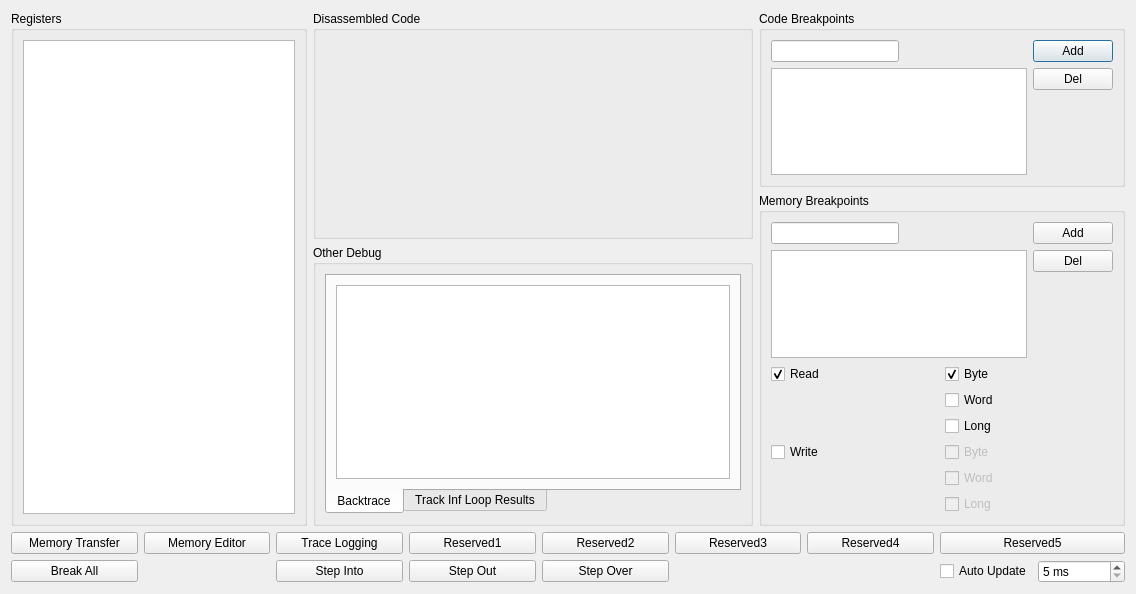
Before: the Qt Designer form yabause/src/port/qt/ui/UIDebugCPU.ui in rob-ack/yabause, drawn with Qt 5.
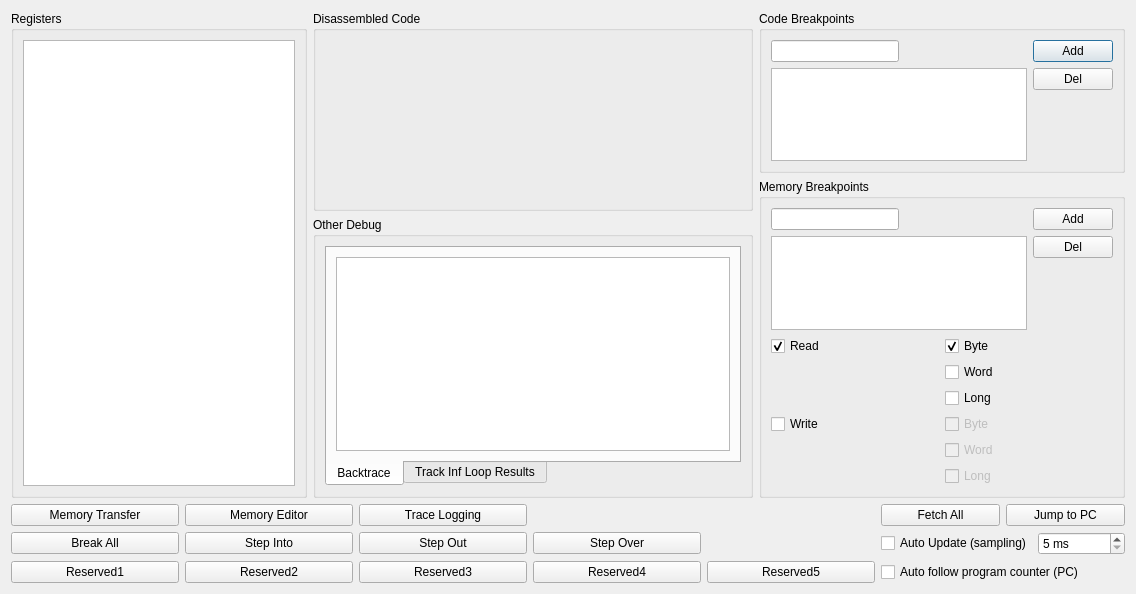
After: the same form once the commit is applied. Icons and pictures are not drawn. Custom widgets are drawn as their Qt base class.

Diff of the .ui file:
```diff
--- a/yabause/src/port/qt/ui/UIDebugCPU.ui
+++ b/yabause/src/port/qt/ui/UIDebugCPU.ui
@@ -498,31 +498,10 @@
     <layout class="QVBoxLayout" name="verticalLayout_18" stretch="0">
      <item>
       <layout class="QGridLayout" name="gridLayout">
-       <item row="0" column="9">
-        <widget class="QPushButton" name="pbReserved4">
+       <item row="0" column="5">
+        <widget class="QPushButton" name="pbTraceLogging">
          <property name="text">
-          <string>Reserved4</string>
-         </property>
-        </widget>
-       </item>
-       <item row="0" column="10">
-        <widget class="QPushButton" name="pbReserved5">
-         <property name="text">
-          <string>Reserved5</string>
-         </property>
-        </widget>
-       </item>
-       <item row="0" column="6">
-        <widget class="QPushButton" name="pbReserved1">
-         <property name="text">
-          <string>Reserved1</string>
-         </property>
-        </widget>
-       </item>
-       <item row="1" column="6">
-        <widget class="QPushButton" name="pbStepOut">
-         <property name="text">
-          <string>Step Out</string>
+          <string>Trace Logging</string>
          </property>
         </widget>
        </item>
@@ -531,6 +510,17 @@
          <property name="text">
           <string>Break All</string>
          </property>
+         <property name="icon">
+          <iconset resource="../resources/resources.qrc">
+           <normaloff>:/actions/icons/actions/play.png</normaloff>
+           <normalon>:/actions/icons/actions/pause.png</normalon>:/actions/icons/actions/play.png</iconset>
+         </property>
+         <property name="checkable">
+          <bool>true</bool>
+         </property>
+         <property name="checked">
+          <bool>false</bool>
+         </property>
         </widget>
        </item>
        <item row="0" column="4">
@@ -540,41 +530,6 @@
          </property>
         </widget>
        </item>
-       <item row="0" column="5">
-        <widget class="QPushButton" name="pbTraceLogging">
-         <property name="text">
-          <string>Trace Logging</string>
-         </property>
-        </widget>
-       </item>
-       <item row="0" column="7">
-        <widget class="QPushButton" name="pbReserved2">
-         <property name="text">
-          <string>Reserved2</string>
-         </property>
-        </widget>
-       </item>
-       <item row="1" column="5">
-        <widget class="QPushButton" name="pbStepInto">
-         <property name="text">
-          <string>Step Into</string>
-         </property>
-        </widget>
-       </item>
-       <item row="1" column="7">
-        <widget class="QPushButton" name="pbStepOver">
-         <property name="text">
-          <string>Step Over</string>
-         </property>
-        </widget>
-       </item>
-       <item row="0" column="8">
-        <widget class="QPushButton" name="pbReserved3">
-         <property name="text">
-          <string>Reserved3</string>
-         </property>
-        </widget>
-       </item>
        <item row="0" column="3">
         <widget class="QPushButton" name="pbMemoryTransfer">
          <property name="text">
@@ -587,7 +542,7 @@
          <item>
           <widget class="QCheckBox" name="cbAutoUpdate">
            <property name="text">
-            <string>Auto Update</string>
+            <string>Auto Update (sampling)</string>
            </property>
           </widget>
          </item>
@@ -612,6 +567,107 @@
          </item>
         </layout>
        </item>
+       <item row="2" column="10">
+        <widget class="QCheckBox" name="cbAutoUpdatePc">
+         <property name="text">
+          <string>Auto follow program counter (PC)</string>
+         </property>
+        </widget>
+       </item>
+       <item row="2" column="4">
+        <widget class="QPushButton" name="pbReserved2">
+         <property name="text">
+          <string>Reserved2</string>
+         </property>
+        </widget>
+       </item>
+       <item row="2" column="5">
+        <widget class="QPushButton" name="pbReserved3">
+         <property name="text">
+          <string>Reserved3</string>
+         </property>
+        </widget>
+       </item>
+       <item row="2" column="3">
+        <widget class="QPushButton" name="pbReserved1">
+         <property name="text">
+          <string>Reserved1</string>
+         </property>
+        </widget>
+       </item>
+       <item row="2" column="6">
+        <widget class="QPushButton" name="pbReserved4">
+         <property name="text">
+          <string>Reserved4</string>
+         </property>
+        </widget>
+       </item>
+       <item row="2" column="7">
+        <widget class="QPushButton" name="pbReserved5">
+         <property name="text">
+          <string>Reserved5</string>
+         </property>
+        </widget>
+       </item>
+       <item row="1" column="4">
+        <widget class="QPushButton" name="pbStepInto">
+         <property name="text">
+          <string>Step Into</string>
+         </property>
+        </widget>
+       </item>
+       <item row="1" column="5">
+        <widget class="QPushButton" name="pbStepOut">
+         <property name="text">
+          <string>Step Out</string>
+         </property>
+        </widget>
+       </item>
+       <item row="1" column="6">
+        <widget class="QPushButton" name="pbStepOver">
+         <property name="text">
+          <string>Step Over</string>
+         </property>
+        </widget>
+       </item>
+       <item row="0" column="10">
+        <layout class="QGridLayout" name="gridLayout_2">
+         <item row="0" column="0">
+          <widget class="QPushButton" name="pbFetch">
+           <property name="text">
+            <string>Fetch All</string>
+           </property>
+           <property name="icon">
+            <iconset resource="../resources/resources.qrc">
+             <normaloff>:/actions/icons/actions/debug_cpu.png</normaloff>:/actions/icons/actions/debug_cpu.png</iconset>
+           </property>
+           <property name="checkable">
+            <bool>false</bool>
+           </property>
+           <property name="checked">
+            <bool>false</bool>
+           </property>
+          </widget>
+         </item>
+         <item row="0" column="1">
+          <widget class="QPushButton" name="pbJumpToPC">
+           <property name="text">
+            <string>Jump to PC</string>
+           </property>
+           <property name="icon">
+            <iconset resource="../resources/resources.qrc">
+             <normaloff>:/actions/icons/actions/debug_cpu.png</normaloff>:/actions/icons/actions/debug_cpu.png</iconset>
+           </property>
+           <property name="checkable">
+            <bool>false</bool>
+           </property>
+           <property name="checked">
+            <bool>false</bool>
+           </property>
+          </widget>
+         </item>
+        </layout>
+       </item>
       </layout>
      </item>
     </layout>
```
Left out of the diff: 4 changed lines with no effect on the pictures.
